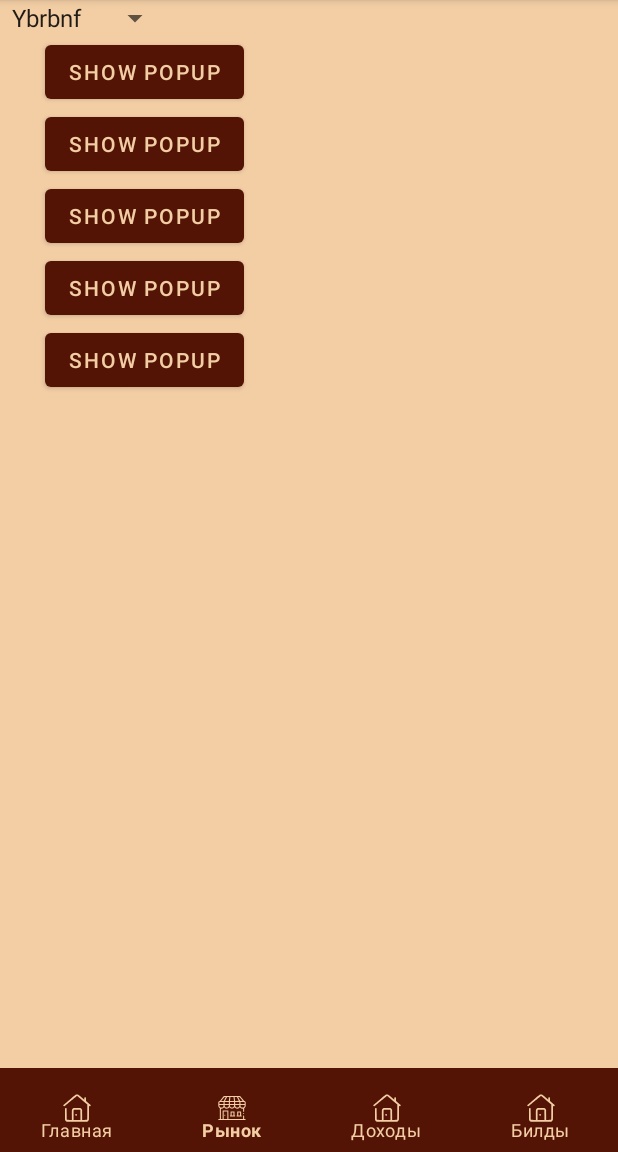
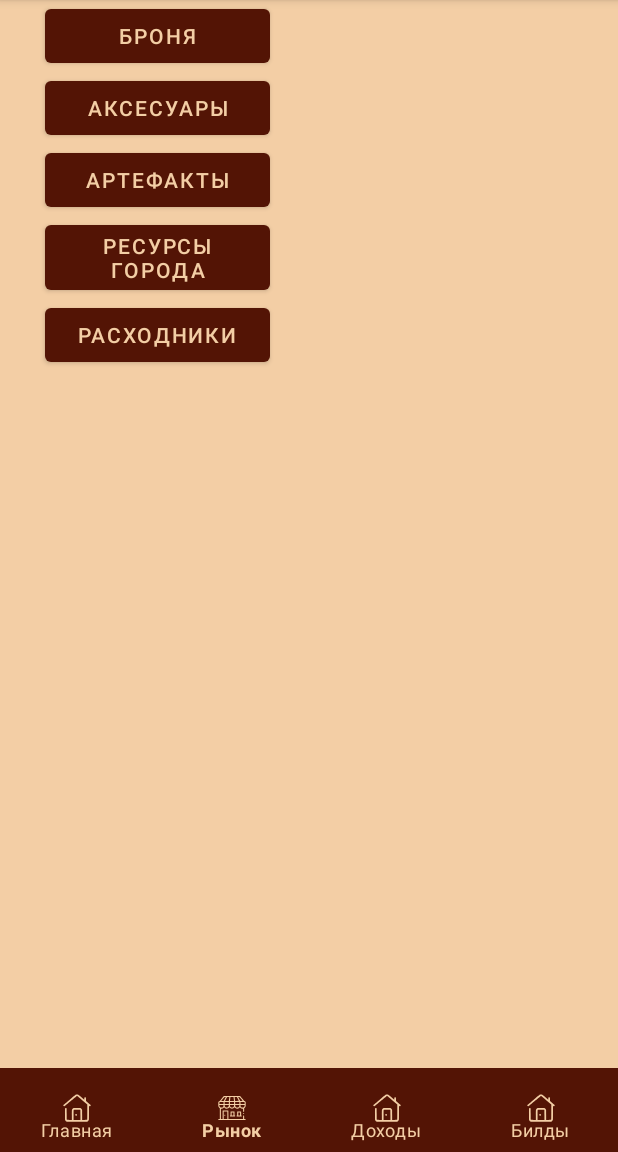
Before and after one commit to Goga270/AlbionStaff, an Android app: the screen it shows after launch (MainActivity), item 2 of the bottom bar chosen, on a phone screen of 412 x 824 dp, the part 84-1236 px from its top. Run offline under Robolectric (Android 15) with nearby library versions, the phone set to English and light mode, and no system bars.

Commit message:
Upgrade Market

```diff
--- a/app/src/main/java/com/example/myapplication1/Market.java
+++ b/app/src/main/java/com/example/myapplication1/Market.java
@@ -76,12 +76,7 @@ public class Market extends Fragment {
         // Inflate the layout for this fragment
         View rootView =  inflater.inflate(R.layout.fragment_market, container, false);
 
-        Spinner spinner = rootView.findViewById(R.id.spinner);
-        ArrayAdapter adapter = new ArrayAdapter(getActivity(), android.R.layout.simple_spinner_item,f);
-        adapter.setDropDownViewResource(android.R.layout.simple_spinner_dropdown_item);
-        spinner.setAdapter(adapter);
-
-        Button b = rootView.findViewById(R.id.Button_accesoires);
+        Button b = rootView.findViewById(R.id.Button_armor);
         b.setOnClickListener(new View.OnClickListener() {
             @Override
             public void onClick(View view) {
--- a/app/src/main/res/layout/fragment_home.xml
+++ b/app/src/main/res/layout/fragment_home.xml
@@ -65,7 +65,7 @@
 
         <ImageView
             android:layout_width="match_parent"
-            android:layout_height="wrap_content"
+            android:layout_height="200dp"
             android:layout_below="@+id/Opisanie"
             android:id="@+id/img"
             android:src="@drawable/albion" />
--- a/app/src/main/res/layout/fragment_market.xml
+++ b/app/src/main/res/layout/fragment_market.xml
@@ -8,15 +8,6 @@
 
     <!-- TODO: Update blank fragment layout -->
 
-
-    <Spinner
-        android:id="@+id/spinner"
-        android:layout_width="wrap_content"
-        android:layout_height="wrap_content"
-        android:tooltipText="fffff"
-
-         />
-
     <TextView
         android:layout_width="wrap_content"
         android:layout_height="wrap_content"
@@ -26,49 +17,48 @@
         />
 
     <Button
-        android:id="@+id/Button_accesoires"
-        android:layout_width="wrap_content"
+        android:id="@+id/Button_armor"
+        android:layout_width="150dp"
         android:layout_height="wrap_content"
-        android:layout_below="@+id/spinner"
         android:layout_marginLeft="30dp"
         android:textColor="@color/color_background"
-        android:text="show Popup" />
+        android:text="Броня" />
 
     <Button
-        android:layout_width="wrap_content"
+        android:layout_width="150dp"
         android:layout_height="wrap_content"
-        android:id="@+id/Button_armor"
-        android:text="show Popup"
+        android:id="@+id/Button_accesoires"
+        android:text="Аксесуары"
+        android:layout_below="@+id/Button_armor"
+        android:layout_marginLeft="30dp"
+        android:textColor="@color/color_background"
+        />
+
+    <Button
+        android:layout_width="150dp"
+        android:layout_height="wrap_content"
+        android:id="@+id/Button_Artifact"
+        android:text="Артефакты"
         android:layout_below="@+id/Button_accesoires"
         android:layout_marginLeft="30dp"
         android:textColor="@color/color_background"
         />
 
     <Button
-        android:layout_width="wrap_content"
-        android:layout_height="wrap_content"
-        android:id="@+id/Button_Artifact"
-        android:text="show Popup"
-        android:layout_below="@+id/Button_armor"
-        android:layout_marginLeft="30dp"
-        android:textColor="@color/color_background"
-        />
-
-    <Button
-        android:layout_width="wrap_content"
+        android:layout_width="150dp"
         android:layout_height="wrap_content"
         android:id="@+id/Button_City_Resources"
-        android:text="show Popup"
+        android:text="Ресурсы города"
         android:layout_below="@+id/Button_Artifact"
         android:layout_marginLeft="30dp"
         android:textColor="@color/color_background"
         />
 
     <Button
-        android:layout_width="wrap_content"
+        android:layout_width="150dp"
         android:layout_height="wrap_content"
         android:id="@+id/Button_Consumable"
-        android:text="show Popup"
+        android:text="Расходники"
         android:layout_below="@+id/Button_City_Resources"
         android:layout_marginLeft="30dp"
         android:textColor="@color/color_background"
```
